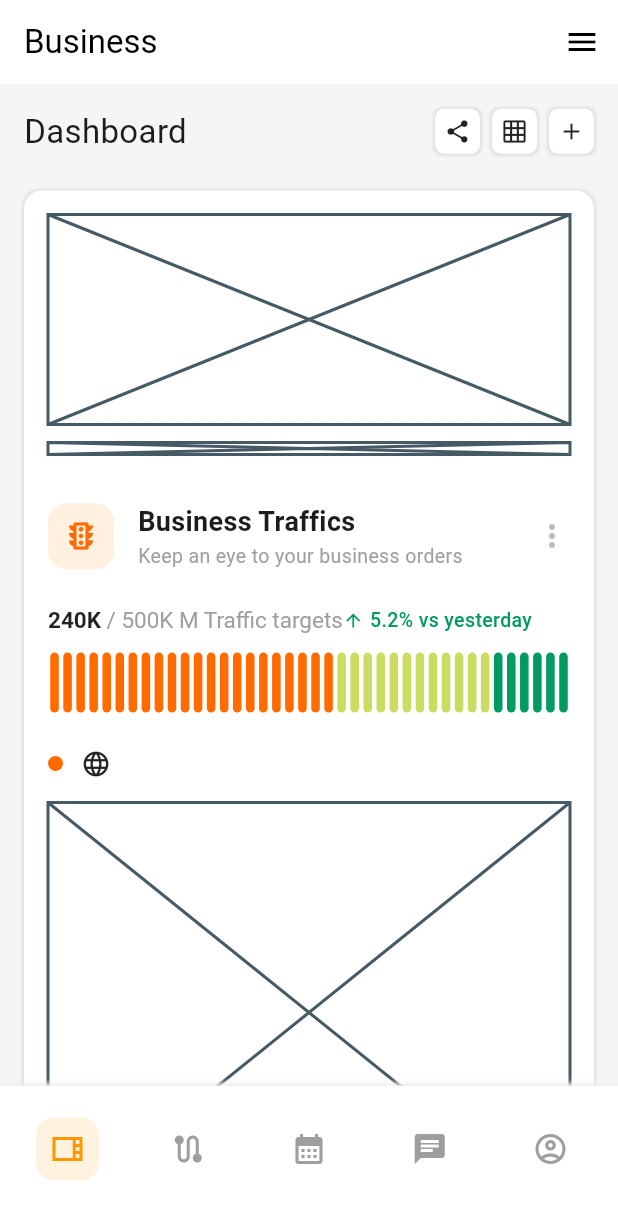
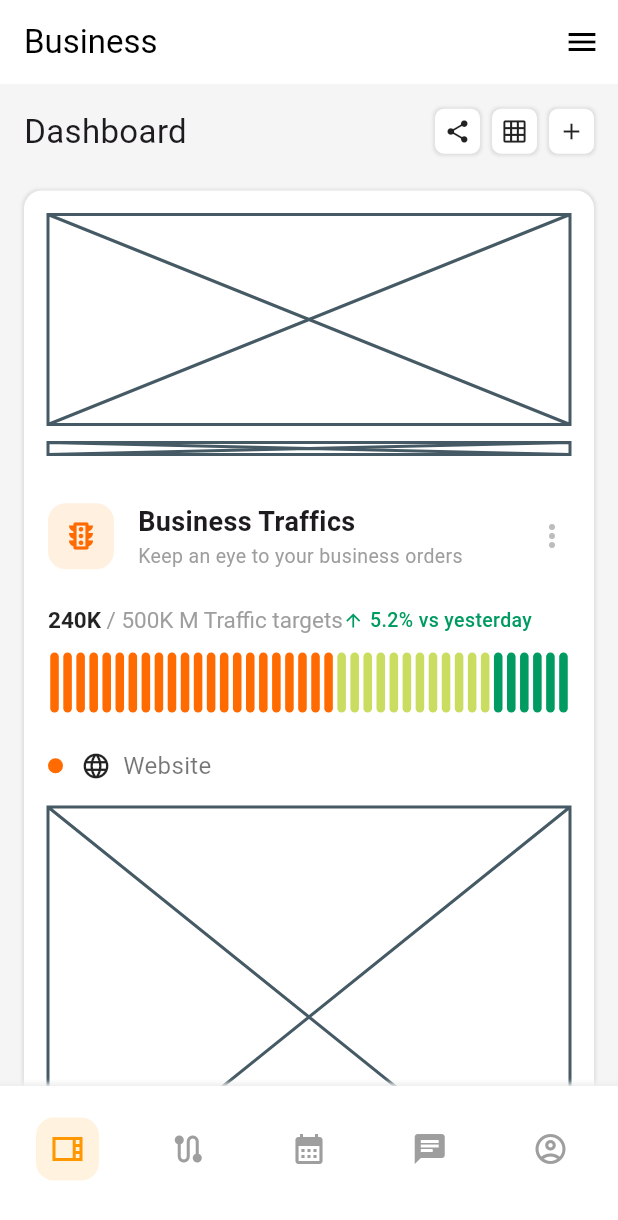
Before and after one commit to JAICHANGPARK/flutter_notebook_chapter_49, a Flutter app: the BusinessMainPage screen opened directly, on a phone screen of 412 x 824 dp. Shown: the top 1220 px of the screen. Run offline on Flutter 3.47's test engine with Material 3 defaults, Android fonts, the phone set to English and light mode, and no system bars; our stand-ins replace dots_indicator, gap, google_fonts.

Commit message:
Update business_traffic_card_widget.dart

```diff
--- a/lib/ep2467_business_control_center_app/ui/business_traffic_card_widget.dart
+++ b/lib/ep2467_business_control_center_app/ui/business_traffic_card_widget.dart
@@ -161,12 +161,12 @@ class PlatformRow extends StatelessWidget {
         Container(
           width: 10,
           height: 10,
-          decoration: BoxDecoration(color: color,
-          shape: BoxShape.circle),
+          decoration: BoxDecoration(color: color, shape: BoxShape.circle),
         ),
         Gap(12),
-        Icon(icon, size: 20, color: Colors.black87,),
+        Icon(icon, size: 20, color: Colors.black87),
         Gap(8),
+        Text(name, style: TextStyle(fontSize: 16, color: Colors.black54)),
       ],
     );
   }
```
